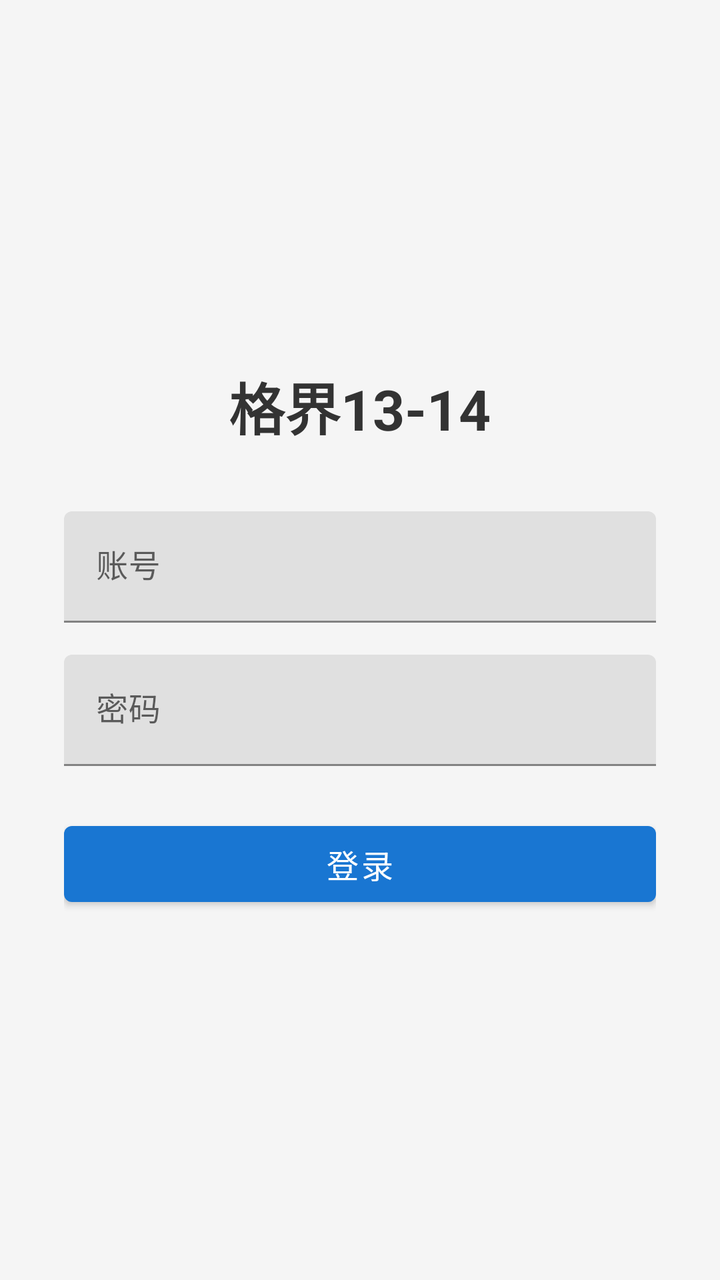
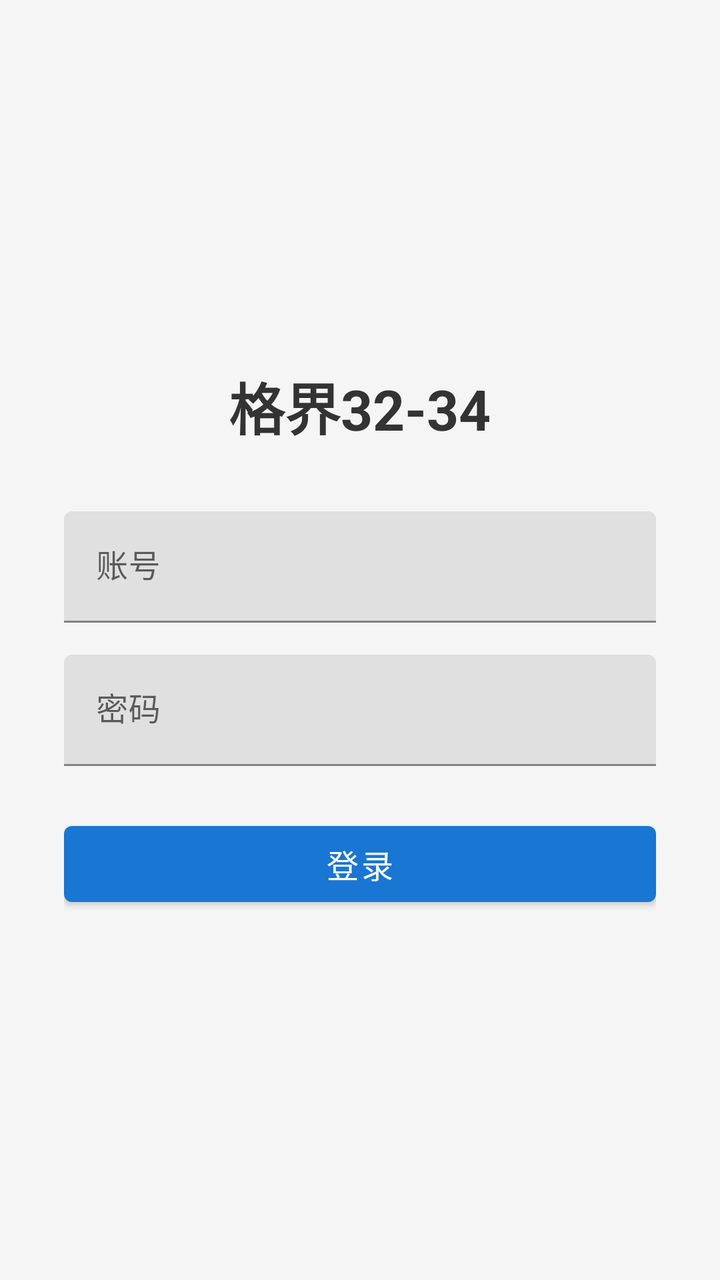

The first picture is an Android layout as it rendered before a commit; the second is the same layout after the commit. The layout source and the unified diff follow.
<!-- AndroidManifest.xml: activity theme Theme.TaskHelper -->
<!-- res/layout/activity_login.xml -->
<?xml version="1.0" encoding="utf-8"?>
<LinearLayout xmlns:android="http://schemas.android.com/apk/res/android"
    android:layout_width="match_parent"
    android:layout_height="match_parent"
    android:background="#F5F5F5"
    android:gravity="center"
    android:orientation="vertical"
    android:padding="32dp">

    <TextView
        android:layout_width="wrap_content"
        android:layout_height="wrap_content"
        android:layout_marginBottom="32dp"
        android:text="格界13-14"
        android:textColor="#333333"
        android:textSize="28sp"
        android:textStyle="bold" />

    <com.google.android.material.textfield.TextInputLayout
        android:layout_width="match_parent"
        android:layout_height="wrap_content"
        android:layout_marginBottom="16dp"
        android:hint="账号">

        <com.google.android.material.textfield.TextInputEditText
            android:id="@+id/et_username"
            android:layout_width="match_parent"
            android:layout_height="wrap_content"
            android:inputType="text" />
    </com.google.android.material.textfield.TextInputLayout>

    <com.google.android.material.textfield.TextInputLayout
        android:layout_width="match_parent"
        android:layout_height="wrap_content"
        android:layout_marginBottom="24dp"
        android:hint="密码">

        <com.google.android.material.textfield.TextInputEditText
            android:id="@+id/et_password"
            android:layout_width="match_parent"
            android:layout_height="wrap_content"
            android:inputType="textPassword" />
    </com.google.android.material.textfield.TextInputLayout>

    <com.google.android.material.button.MaterialButton
        android:id="@+id/btn_login"
        android:layout_width="match_parent"
        android:layout_height="50dp"
        android:text="登录"
        android:textSize="16sp" />

</LinearLayout>
<!-- resources referenced by this layout -->
<resources>
  <style name="Theme.TaskHelper" parent="Theme.MaterialComponents.Light.NoActionBar">
          <item name="colorPrimary">#1976D2</item>
          <item name="colorPrimaryVariant">#1565C0</item>
          <item name="colorOnPrimary">#FFFFFF</item>
          <item name="colorSecondary">#26A69A</item>
          <item name="colorSecondaryVariant">#00897B</item>
          <item name="colorOnSecondary">#FFFFFF</item>
          <item name="android:statusBarColor">#1565C0</item>
      </style>
</resources>

<!-- the commit's change to res/layout/activity_login.xml (unified diff, before → after) -->
@@ -11,7 +11,7 @@
         android:layout_width="wrap_content"
         android:layout_height="wrap_content"
         android:layout_marginBottom="32dp"
-        android:text="格界13-14"
+        android:text="格界32-34"
         android:textColor="#333333"
         android:textSize="28sp"
         android:textStyle="bold" />
